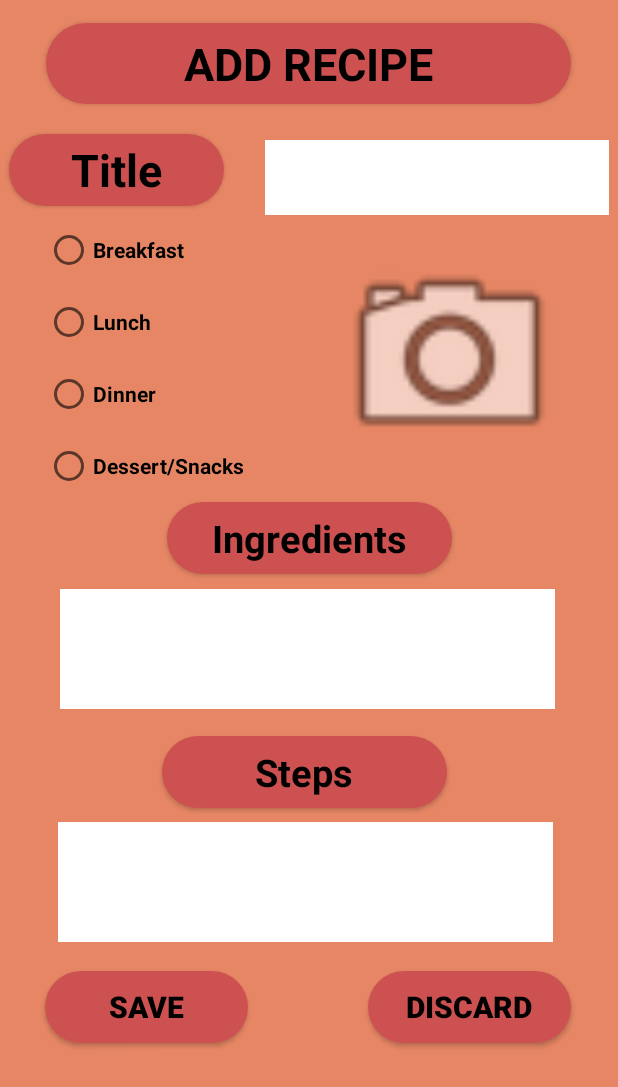
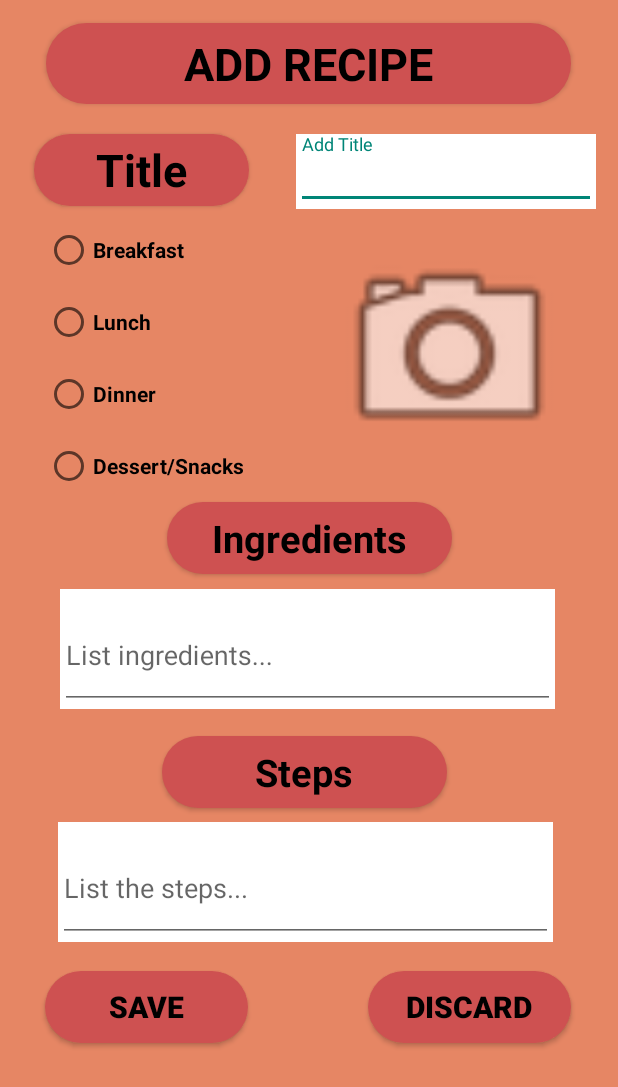
Before and after one commit to alexbegt/WhatsCooking, an Android app: the AddRecipe screen opened directly, with no data from a screen before it, on a phone screen of 412 x 824 dp. Shown: the top 1087 px of the screen. Run offline under Robolectric (Android 15) with nearby library versions, the phone set to English and light mode, and no system bars.

```diff
--- a/app/src/main/res/layout/activity_add_recipe.xml
+++ b/app/src/main/res/layout/activity_add_recipe.xml
@@ -61,16 +61,25 @@
 
     <com.google.android.material.textfield.TextInputLayout
         android:id="@+id/inputtitle"
-        android:layout_width="229dp"
+        android:layout_width="200dp"
         android:layout_height="50dp"
         android:layout_marginStart="15dp"
-        android:layout_marginTop="24dp"
-        android:layout_marginEnd="18dp"
+        android:layout_marginTop="20dp"
+        android:layout_marginEnd="10dp"
         android:background="#FFFFFF"
         android:hint="Add Title"
         app:layout_constraintEnd_toEndOf="parent"
         app:layout_constraintStart_toEndOf="@+id/rectitle"
-        app:layout_constraintTop_toBottomOf="@+id/addrecipe2"/>
+        app:layout_constraintTop_toBottomOf="@+id/addrecipe2" >
+
+        <EditText
+            android:id="@+id/titlehere"
+            android:layout_width="match_parent"
+            android:layout_height="match_parent"
+            android:layout_weight="1"
+            android:ems="10"
+            android:inputType="textPersonName" />
+    </com.google.android.material.textfield.TextInputLayout>
 
     <RadioButton
         android:id="@+id/breakfast"
@@ -157,7 +166,16 @@
         android:background="#FFFFFF"
         android:hint="List ingredients..."
         app:layout_constraintStart_toStartOf="parent"
-        app:layout_constraintTop_toBottomOf="@+id/ingredients"/>
+        app:layout_constraintTop_toBottomOf="@+id/ingredients">
+
+        <EditText
+            android:id="@+id/inglist"
+            android:layout_width="match_parent"
+            android:layout_height="match_parent"
+            android:layout_weight="1"
+            android:ems="10"
+            android:inputType="textPersonName" />
+    </com.google.android.material.textfield.TextInputLayout>
 
     <Button
         android:id="@+id/steps"
@@ -188,7 +206,16 @@
         app:layout_constraintEnd_toEndOf="parent"
         app:layout_constraintHorizontal_bias="0.925"
         app:layout_constraintStart_toStartOf="parent"
-        app:layout_constraintTop_toTopOf="parent"/>
+        app:layout_constraintTop_toTopOf="parent">
+
+        <EditText
+            android:id="@+id/editTextTextPersonName5"
+            android:layout_width="match_parent"
+            android:layout_height="match_parent"
+            android:layout_weight="1"
+            android:ems="10"
+            android:inputType="textPersonName" />
+    </com.google.android.material.textfield.TextInputLayout>
 
     <Button
         android:id="@+id/save"
```
